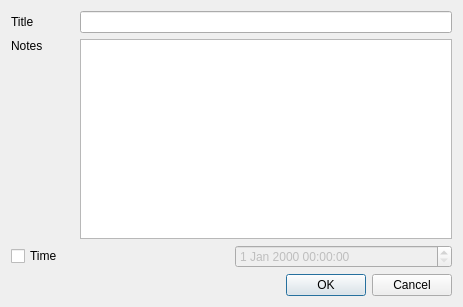
Above: addtask.ui from abnd90/pygtsks before the change. Below: the same form after it.
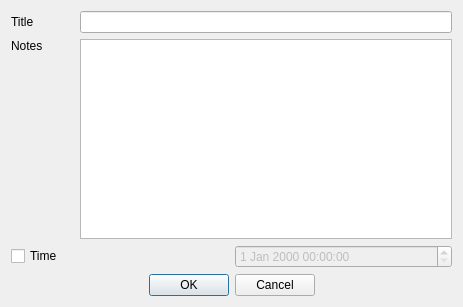
That is the form after the change.

Diff of the .ui file:
```diff
--- a/addtask.ui
+++ b/addtask.ui
@@ -127,6 +127,9 @@
      <property name="standardButtons">
       <set>QDialogButtonBox::Cancel|QDialogButtonBox::Ok</set>
      </property>
+     <property name="centerButtons">
+      <bool>true</bool>
+     </property>
     </widget>
    </item>
   </layout>
```
Left out of the diff: 8 changed lines with no effect on the pictures.
